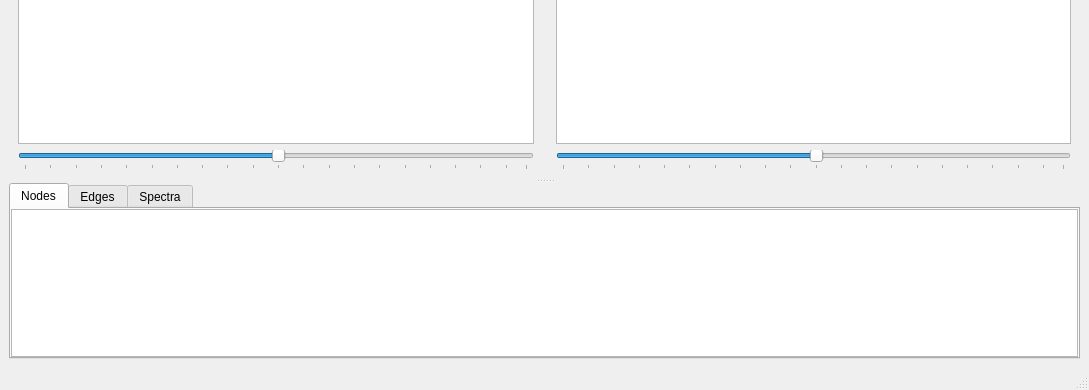
Qt form lib/ui/main_window.ui (metgem/metgem) before a commit; both pictures show x 0 to 1089 and y 378 to 768 of the 1089 by 768 pixel window.
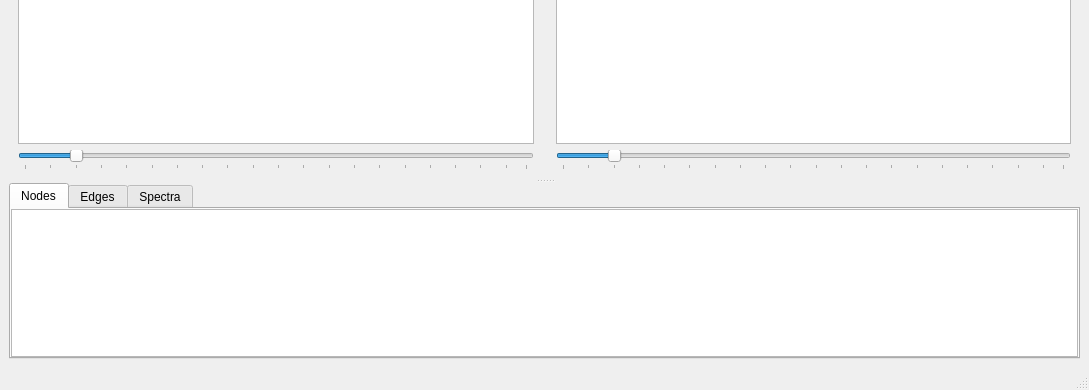
The same form after that commit. Icons and pictures are not drawn. Custom widgets are drawn as their Qt base class.

Commit message: Tune maximum scale allowed by sliders

What changed in the file:
```diff
--- a/lib/ui/main_window.ui
+++ b/lib/ui/main_window.ui
@@ -151,7 +151,7 @@
             <number>1</number>
            </property>
            <property name="value">
-            <number>51</number>
+            <number>11</number>
            </property>
            <property name="orientation">
             <enum>Qt::Horizontal</enum>
@@ -211,7 +211,7 @@
             <number>1</number>
            </property>
            <property name="value">
-            <number>51</number>
+            <number>11</number>
            </property>
            <property name="orientation">
             <enum>Qt::Horizontal</enum>
```
The commit also changes 1 other file.
